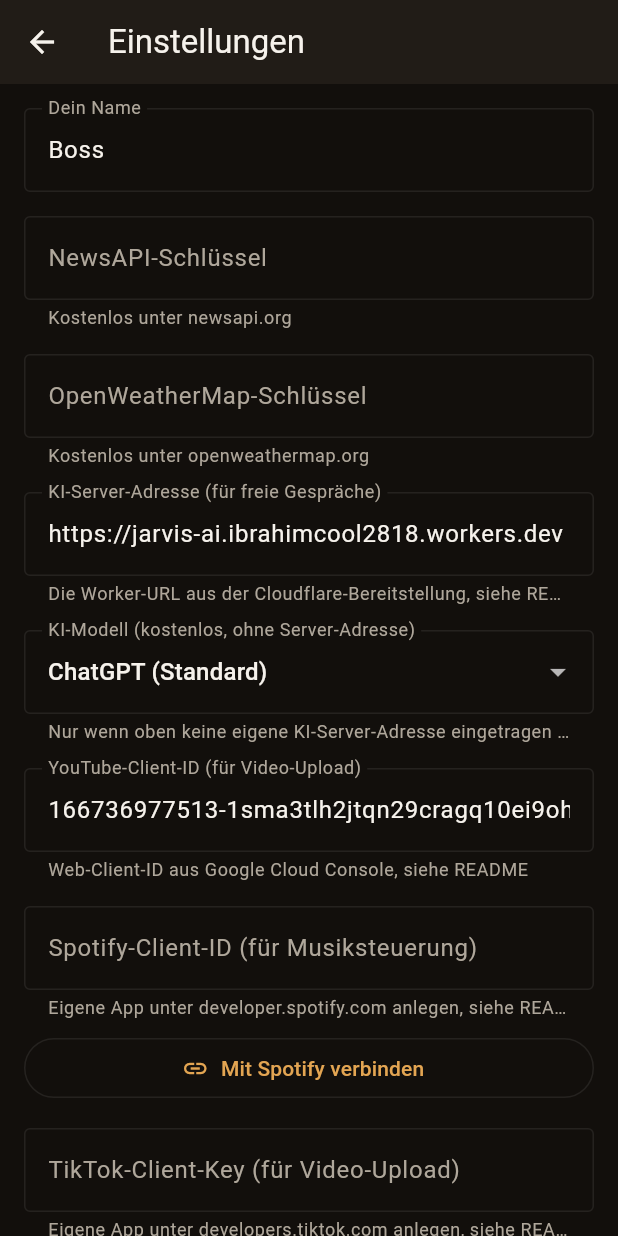
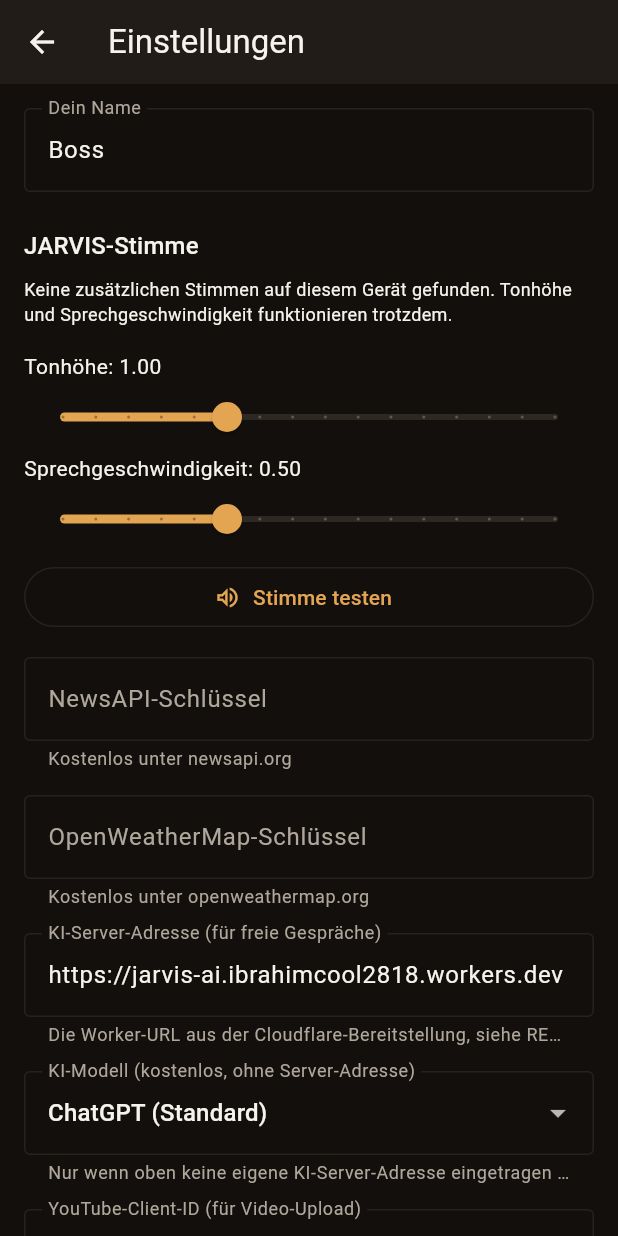
Before and after one commit to ibrahim200832/jarvis-mobile, a Flutter app: the screen it shows after launch, item 2 of the bottom bar chosen, after a tap on the "settings" icon, on a phone screen of 412 x 824 dp. Run offline on Flutter 3.47's test engine with Material 3 defaults, Android fonts, the phone set to English and light mode, and no system bars; our stand-ins replace battery_plus, camera, flutter_contacts, flutter_local_notifications, flutter_svg, flutter_tts and 11 more; missing offline and left inert: dart:js_interop, dart:ui_web, flutter_web_auth_2, installed_apps; network calls fail.

Commit message:
Add JARVIS voice selection with pitch/speed controls
Lets users pick from the device's available German TTS voices in
Einstellungen, plus tune pitch and speech rate, with a live preview
button. Falls back gracefully to a hint text when no extra voices are
available on the platform.

Co-Authored-By: Claude Sonnet 5 <noreply@anthropic.com>
Claude-Session: https://claude.ai/code/session_012KZggYb9jbKYN7yy7Nbs4Q

```diff
--- a/lib/screens/home_screen.dart
+++ b/lib/screens/home_screen.dart
@@ -111,6 +111,23 @@ class _HomeScreenState extends State<HomeScreen> {
     _timer.onFire = _onTimerFired;
     _speech.init();
     unawaited(_checkForUpdate());
+    unawaited(_applyStoredTtsSettings());
+  }
+
+  /// Loads the saved TTS voice/pitch/speech-rate (Einstellungen) so JARVIS
+  /// speaks with them from the very first utterance, not just after the
+  /// user opens Einstellungen once.
+  Future<void> _applyStoredTtsSettings() async {
+    final voiceName = await _settings.getTtsVoiceName();
+    final voiceLocale = await _settings.getTtsVoiceLocale();
+    final pitch = await _settings.getTtsPitch();
+    final speechRate = await _settings.getTtsSpeechRate();
+    await _tts.applyVoiceSettings(
+      voiceName: voiceName,
+      voiceLocale: voiceLocale,
+      pitch: pitch,
+      speechRate: speechRate,
+    );
   }
 
   /// Announces a fired timer the same way any other JARVIS reply is shown:
@@ -566,6 +583,7 @@ class _HomeScreenState extends State<HomeScreen> {
                       contacts: _contacts,
                       spotify: _spotify,
                       tiktok: _tiktok,
+                      tts: _tts,
                     ),
                   ),
                 ),
--- a/lib/screens/settings_screen.dart
+++ b/lib/screens/settings_screen.dart
@@ -5,6 +5,7 @@ import '../services/contacts_service.dart';
 import '../services/settings_service.dart';
 import '../services/spotify_service.dart';
 import '../services/tiktok_upload_service.dart';
+import '../services/tts_service.dart';
 import 'changelog_screen.dart';
 
 class SettingsScreen extends StatefulWidget {
@@ -14,12 +15,14 @@ class SettingsScreen extends StatefulWidget {
     required this.contacts,
     required this.spotify,
     required this.tiktok,
+    required this.tts,
   });
 
   final SettingsService settings;
   final ContactsService contacts;
   final SpotifyService spotify;
   final TikTokUploadService tiktok;
+  final TtsService tts;
 
   @override
   State<SettingsScreen> createState() => _SettingsScreenState();
@@ -41,12 +44,20 @@ class _SettingsScreenState extends State<SettingsScreen> {
   bool _connectingSpotify = false;
   bool _tiktokConnected = false;
   bool _connectingTiktok = false;
+  List<Map<String, String>> _voices = [];
+  String? _selectedVoiceKey;
+  double _ttsPitch = 1.0;
+  double _ttsSpeechRate = 0.5;
 
   static const _aiModels = {
     'openai': 'ChatGPT (Standard)',
     'mistral': 'Mistral',
     'llama': 'Llama',
   };
+
+  static const _defaultVoiceKey = 'default';
+
+  String _voiceKey(String name, String locale) => '$name|$locale';
 
   @override
   void initState() {
@@ -67,7 +78,33 @@ class _SettingsScreenState extends State<SettingsScreen> {
     _contacts = await widget.contacts.all();
     _spotifyConnected = await widget.spotify.isConnected();
     _tiktokConnected = await widget.tiktok.isConnected();
+    _voices = await widget.tts.getGermanVoices();
+    _ttsPitch = await widget.settings.getTtsPitch();
+    _ttsSpeechRate = await widget.settings.getTtsSpeechRate();
+    final savedVoiceName = await widget.settings.getTtsVoiceName();
+    final savedVoiceLocale = await widget.settings.getTtsVoiceLocale();
+    if (savedVoiceName != null && savedVoiceLocale != null) {
+      final key = _voiceKey(savedVoiceName, savedVoiceLocale);
+      _selectedVoiceKey = _voices.any((v) => _voiceKey(v['name']!, v['locale']!) == key) ? key : _defaultVoiceKey;
+    } else {
+      _selectedVoiceKey = _defaultVoiceKey;
+    }
     if (mounted) setState(() {});
+  }
+
+  /// Speaks the current (possibly unsaved) voice/pitch/rate picker state so
+  /// the user can preview it before hitting "Speichern".
+  Future<void> _previewVoice() async {
+    final voice = _selectedVoiceKey == _defaultVoiceKey
+        ? null
+        : _voices.firstWhere((v) => _voiceKey(v['name']!, v['locale']!) == _selectedVoiceKey);
+    await widget.tts.applyVoiceSettings(
+      voiceName: voice?['name'],
+      voiceLocale: voice?['locale'],
+      pitch: _ttsPitch,
+      speechRate: _ttsSpeechRate,
+    );
+    await widget.tts.speak('Hallo, ich bin JARVIS. So klinge ich jetzt.');
   }
 
   Future<void> _loadVersion() async {
@@ -84,6 +121,18 @@ class _SettingsScreenState extends State<SettingsScreen> {
     await widget.settings.setSpotifyClientId(_spotifyClientIdCtrl.text.trim());
     await widget.settings.setTiktokClientKey(_tiktokClientKeyCtrl.text.trim());
     await widget.settings.setAiModel(_aiModel);
+    final voice = _selectedVoiceKey == _defaultVoiceKey || _selectedVoiceKey == null
+        ? null
+        : _voices.firstWhere((v) => _voiceKey(v['name']!, v['locale']!) == _selectedVoiceKey);
+    await widget.settings.setTtsVoice(voice?['name'], voice?['locale']);
+    await widget.settings.setTtsPitch(_ttsPitch);
+    await widget.settings.setTtsSpeechRate(_ttsSpeechRate);
+    await widget.tts.applyVoiceSettings(
+      voiceName: voice?['name'],
+      voiceLocale: voice?['locale'],
+      pitch: _ttsPitch,
+      speechRate: _ttsSpeechRate,
+    );
     if (!mounted) return;
     ScaffoldMessenger.of(context).showSnackBar(const SnackBar(content: Text('Gespeichert.')));
   }
@@ -195,6 +244,56 @@ class _SettingsScreenState extends State<SettingsScreen> {
           TextField(
             controller: _nameCtrl,
             decoration: const InputDecoration(labelText: 'Dein Name', border: OutlineInputBorder()),
+          ),
+          const SizedBox(height: 24),
+          Text('JARVIS-Stimme', style: Theme.of(context).textTheme.titleMedium),
+          const SizedBox(height: 8),
+          if (_voices.isEmpty)
+            const Padding(
+              padding: EdgeInsets.only(bottom: 8),
+              child: Text(
+                'Keine zusätzlichen Stimmen auf diesem Gerät gefunden. Tonhöhe und '
+                'Sprechgeschwindigkeit funktionieren trotzdem.',
+                style: TextStyle(fontSize: 12),
+              ),
+            )
+          else
+            DropdownButtonFormField<String>(
+              initialValue: _selectedVoiceKey ?? _defaultVoiceKey,
+              decoration: const InputDecoration(labelText: 'Stimme', border: OutlineInputBorder()),
+              items: [
+                const DropdownMenuItem(value: _defaultVoiceKey, child: Text('Systemstandard')),
+                ..._voices.map(
+                  (v) => DropdownMenuItem(
+                    value: _voiceKey(v['name']!, v['locale']!),
+                    child: Text(v['name']!, overflow: TextOverflow.ellipsis),
+                  ),
+                ),
+              ],
+              onChanged: (value) => setState(() => _selectedVoiceKey = value),
+            ),
+          const SizedBox(height: 8),
+          Text('Tonhöhe: ${_ttsPitch.toStringAsFixed(2)}'),
+          Slider(
+            value: _ttsPitch,
+            min: 0.5,
+            max: 2.0,
+            divisions: 15,
+            onChanged: (value) => setState(() => _ttsPitch = value),
+          ),
+          Text('Sprechgeschwindigkeit: ${_ttsSpeechRate.toStringAsFixed(2)}'),
+          Slider(
+            value: _ttsSpeechRate,
+            min: 0.25,
+            max: 1.0,
+            divisions: 15,
+            onChanged: (value) => setState(() => _ttsSpeechRate = value),
+          ),
+          const SizedBox(height: 4),
+          OutlinedButton.icon(
+            onPressed: _previewVoice,
+            icon: const Icon(Icons.volume_up_outlined),
+            label: const Text('Stimme testen'),
           ),
           const SizedBox(height: 16),
           TextField(
--- a/lib/services/settings_service.dart
+++ b/lib/services/settings_service.dart
@@ -10,6 +10,10 @@ class SettingsService {
   static const _keyAiModel = 'ai_model';
   static const _keySpotifyClientId = 'spotify_client_id';
   static const _keyTiktokClientKey = 'tiktok_client_key';
+  static const _keyTtsVoiceName = 'tts_voice_name';
+  static const _keyTtsVoiceLocale = 'tts_voice_locale';
+  static const _keyTtsPitch = 'tts_pitch';
+  static const _keyTtsSpeechRate = 'tts_speech_rate';
 
   Future<String?> getNewsApiKey() async {
     final prefs = await SharedPreferences.getInstance();
@@ -111,4 +115,46 @@ class SettingsService {
     final prefs = await SharedPreferences.getInstance();
     await prefs.setString(_keyTiktokClientKey, value);
   }
+
+  Future<String?> getTtsVoiceName() async {
+    final prefs = await SharedPreferences.getInstance();
+    return prefs.getString(_keyTtsVoiceName);
+  }
+
+  Future<String?> getTtsVoiceLocale() async {
+    final prefs = await SharedPreferences.getInstance();
+    return prefs.getString(_keyTtsVoiceLocale);
+  }
+
+  /// Pass null/null to reset back to the system default voice.
+  Future<void> setTtsVoice(String? name, String? locale) async {
+    final prefs = await SharedPreferences.getInstance();
+    if (name == null || locale == null) {
+      await prefs.remove(_keyTtsVoiceName);
+      await prefs.remove(_keyTtsVoiceLocale);
+    } else {
+      await prefs.setString(_keyTtsVoiceName, name);
+      await prefs.setString(_keyTtsVoiceLocale, locale);
+    }
+  }
+
+  Future<double> getTtsPitch() async {
+    final prefs = await SharedPreferences.getInstance();
+    return prefs.getDouble(_keyTtsPitch) ?? 1.0;
+  }
+
+  Future<void> setTtsPitch(double value) async {
+    final prefs = await SharedPreferences.getInstance();
+    await prefs.setDouble(_keyTtsPitch, value);
+  }
+
+  Future<double> getTtsSpeechRate() async {
+    final prefs = await SharedPreferences.getInstance();
+    return prefs.getDouble(_keyTtsSpeechRate) ?? 0.5;
+  }
+
+  Future<void> setTtsSpeechRate(double value) async {
+    final prefs = await SharedPreferences.getInstance();
+    await prefs.setDouble(_keyTtsSpeechRate, value);
+  }
 }
--- a/lib/services/tts_service.dart
+++ b/lib/services/tts_service.dart
@@ -8,12 +8,61 @@ class TtsService {
   final FlutterTts _tts = FlutterTts();
   bool _initialized = false;
 
+  double _pitch = 1.0;
+  double _speechRate = 0.5;
+  String? _voiceName;
+  String? _voiceLocale;
+
   Future<void> _ensureInit() async {
     if (_initialized) return;
     await _tts.setLanguage('de-DE');
-    await _tts.setSpeechRate(0.5);
-    await _tts.setPitch(1.0);
+    await _tts.setSpeechRate(_speechRate);
+    await _tts.setPitch(_pitch);
+    if (_voiceName != null && _voiceLocale != null) {
+      await _tts.setVoice({'name': _voiceName!, 'locale': _voiceLocale!});
+    }
     _initialized = true;
+  }
+
+  /// The German system voices available on this device, so the user can
+  /// pick a different one in Einstellungen. Falls back to an empty list on
+  /// platforms that can't enumerate voices instead of throwing.
+  Future<List<Map<String, String>>> getGermanVoices() async {
+    try {
+      final raw = await _tts.getVoices;
+      if (raw is! List) return [];
+      final voices = raw
+          .whereType<Map>()
+          .map((v) => v.map((key, value) => MapEntry(key.toString(), value.toString())))
+          .where((v) => (v['locale'] ?? '').toLowerCase().startsWith('de'))
+          .toList()
+        ..sort((a, b) => (a['name'] ?? '').compareTo(b['name'] ?? ''));
+      return voices;
+    } catch (_) {
+      return [];
+    }
+  }
+
+  /// Applies a chosen voice + pitch/speech rate. If TTS has already spoken
+  /// once (already initialized), the change is applied live so a "Testen"
+  /// preview in Einstellungen hears it immediately; otherwise it's picked up
+  /// on the next _ensureInit().
+  Future<void> applyVoiceSettings({
+    String? voiceName,
+    String? voiceLocale,
+    required double pitch,
+    required double speechRate,
+  }) async {
+    _voiceName = voiceName;
+    _voiceLocale = voiceLocale;
+    _pitch = pitch;
+    _speechRate = speechRate;
+    if (!_initialized) return;
+    await _tts.setPitch(pitch);
+    await _tts.setSpeechRate(speechRate);
+    if (voiceName != null && voiceLocale != null) {
+      await _tts.setVoice({'name': voiceName, 'locale': voiceLocale});
+    }
   }
 
   Future<void> speak(String text) async {
```
